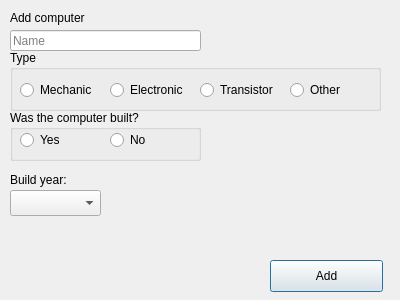
First picture: the form in gui/add/addcomp.ui, repository HelgiThomas/Verklegt31, before the edit.
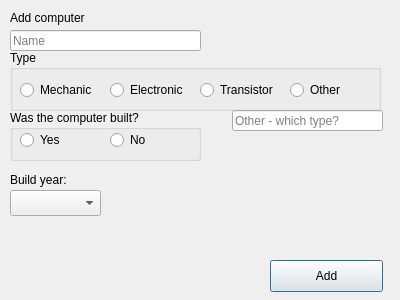
Second picture: the form after the edit.

Commit message: Add functions for computer and scientist fully functional

Patch:
```diff
--- a/gui/add/addcomp.ui
+++ b/gui/add/addcomp.ui
@@ -92,7 +92,7 @@
      <rect>
       <x>10</x>
       <y>30</y>
-      <width>100</width>
+      <width>81</width>
       <height>20</height>
      </rect>
     </property>
@@ -105,7 +105,7 @@
      <rect>
       <x>100</x>
       <y>30</y>
-      <width>100</width>
+      <width>81</width>
       <height>20</height>
      </rect>
     </property>
@@ -118,7 +118,7 @@
      <rect>
       <x>280</x>
       <y>30</y>
-      <width>100</width>
+      <width>61</width>
       <height>20</height>
      </rect>
     </property>
@@ -131,7 +131,7 @@
      <rect>
       <x>190</x>
       <y>30</y>
-      <width>100</width>
+      <width>81</width>
       <height>20</height>
      </rect>
     </property>
@@ -197,6 +197,19 @@
     </property>
    </widget>
   </widget>
+  <widget class="QLineEdit" name="line_otherType">
+   <property name="geometry">
+    <rect>
+     <x>232</x>
+     <y>110</y>
+     <width>151</width>
+     <height>21</height>
+    </rect>
+   </property>
+   <property name="placeholderText">
+    <string>Other - which type?</string>
+   </property>
+  </widget>
  </widget>
  <resources/>
  <connections/>
```
Left out of the diff: 18 changed lines with no effect on the pictures. The commit also changes 1 other file.
